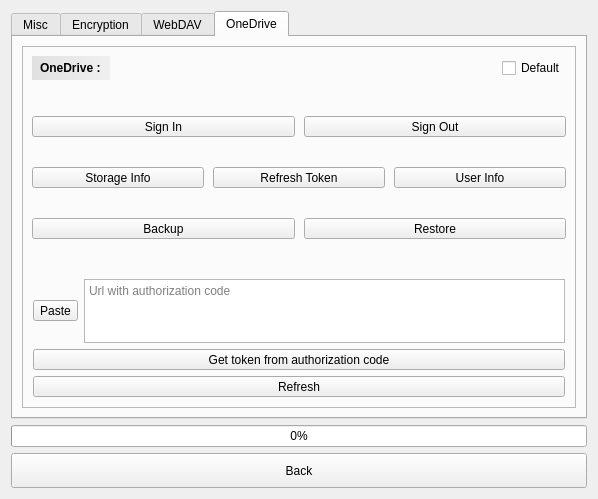
First picture: the form in src/Preferences.ui, repository ic005k/Knot-Legacy, before the edit.
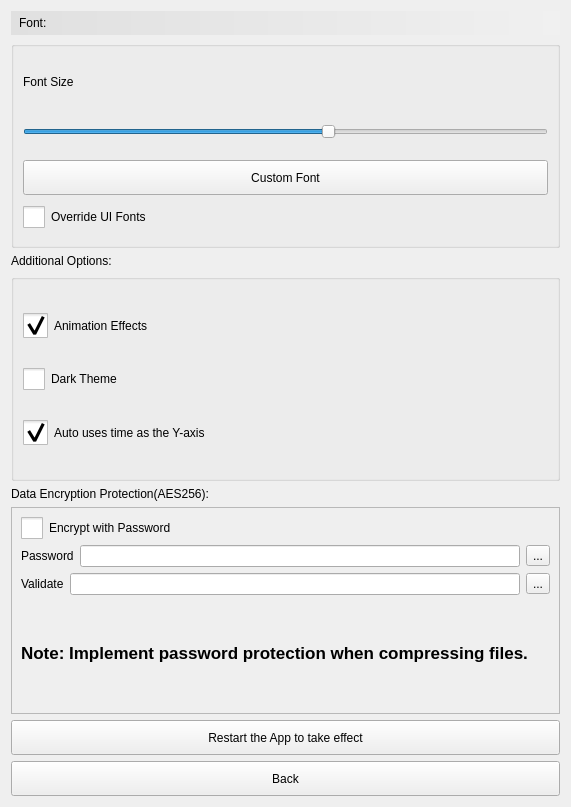
Second picture: the form after the edit. Icons and pictures are not drawn.

Patch:
```diff
--- a/src/Preferences.ui
+++ b/src/Preferences.ui
@@ -6,29 +6,13 @@
    <rect>
     <x>0</x>
     <y>0</y>
-    <width>598</width>
-    <height>499</height>
+    <width>571</width>
+    <height>807</height>
    </rect>
   </property>
   <property name="windowTitle">
    <string>Preferences</string>
   </property>
-  <layout class="QVBoxLayout" name="verticalLayout_5">
-   <item>
-    <widget class="QTabWidget" name="tabWidget">
-     <property name="sizePolicy">
-      <sizepolicy hsizetype="Preferred" vsizetype="Preferred">
-       <horstretch>0</horstretch>
-       <verstretch>0</verstretch>
-      </sizepolicy>
-     </property>
-     <property name="currentIndex">
-      <number>3</number>
-     </property>
-     <widget class="QWidget" name="tab">
-      <attribute name="title">
-       <string>Misc</string>
-      </attribute>
       <layout class="QVBoxLayout" name="verticalLayout_2">
        <item>
         <widget class="QLabel" name="lbl1">
@@ -52,34 +36,22 @@
        </item>
        <item>
         <widget class="QGroupBox" name="gboxFont">
-         <property name="sizePolicy">
-          <sizepolicy hsizetype="Preferred" vsizetype="Fixed">
-           <horstretch>0</horstretch>
-           <verstretch>0</verstretch>
-          </sizepolicy>
-         </property>
          <property name="title">
           <string/>
          </property>
          <layout class="QVBoxLayout" name="verticalLayout">
           <item>
            <widget class="QLabel" name="lblFontSize">
-            <property name="sizePolicy">
-             <sizepolicy hsizetype="Preferred" vsizetype="Fixed">
-              <horstretch>0</horstretch>
-              <verstretch>0</verstretch>
-             </sizepolicy>
-            </property>
             <property name="minimumSize">
              <size>
               <width>0</width>
-              <height>0</height>
+          <height>42</height>
              </size>
             </property>
             <property name="maximumSize">
              <size>
               <width>16777215</width>
-              <height>16777215</height>
+          <height>42</height>
              </size>
             </property>
             <property name="text">
@@ -181,12 +153,6 @@
        </item>
        <item>
         <widget class="QGroupBox" name="gboxAdditional">
-         <property name="sizePolicy">
-          <sizepolicy hsizetype="Preferred" vsizetype="Fixed">
-           <horstretch>0</horstretch>
-           <verstretch>0</verstretch>
-          </sizepolicy>
-         </property>
          <property name="title">
           <string/>
          </property>
@@ -261,32 +227,6 @@
         </widget>
        </item>
        <item>
-        <widget class="QToolButton" name="btnReStart">
-         <property name="sizePolicy">
-          <sizepolicy hsizetype="Preferred" vsizetype="Fixed">
-           <horstretch>0</horstretch>
-           <verstretch>0</verstretch>
-          </sizepolicy>
-         </property>
-         <property name="minimumSize">
-          <size>
-           <width>0</width>
-           <height>35</height>
-          </size>
-         </property>
-         <property name="text">
-          <string>Restart the App to take effect</string>
-         </property>
-        </widget>
-       </item>
-      </layout>
-     </widget>
-     <widget class="QWidget" name="tab_4">
-      <attribute name="title">
-       <string>Encryption</string>
-      </attribute>
-      <layout class="QVBoxLayout" name="verticalLayout_10">
-       <item>
         <widget class="QLabel" name="lbl3">
          <property name="sizePolicy">
           <sizepolicy hsizetype="Preferred" vsizetype="Fixed">
@@ -301,12 +241,6 @@
        </item>
        <item>
         <widget class="QFrame" name="frame">
-         <property name="sizePolicy">
-          <sizepolicy hsizetype="Preferred" vsizetype="Preferred">
-           <horstretch>0</horstretch>
-           <verstretch>0</verstretch>
-          </sizepolicy>
-         </property>
          <property name="frameShape">
           <enum>QFrame::StyledPanel</enum>
          </property>
@@ -386,625 +320,22 @@
          </layout>
         </widget>
        </item>
-      </layout>
-     </widget>
-     <widget class="QWidget" name="tab_2">
-      <attribute name="title">
-       <string>WebDAV</string>
-      </attribute>
-      <layout class="QVBoxLayout" name="verticalLayout_7">
        <item>
-        <widget class="QFrame" name="f_WebDAV">
+    <widget class="QToolButton" name="btnReStart">
          <property name="sizePolicy">
-          <sizepolicy hsizetype="Preferred" vsizetype="Preferred">
-           <horstretch>0</horstretch>
-           <verstretch>0</verstretch>
-          </sizepolicy>
-         </property>
-         <property name="minimumSize">
-          <size>
-           <width>0</width>
-           <height>0</height>
-          </size>
-         </property>
-         <property name="frameShape">
-          <enum>QFrame::StyledPanel</enum>
-         </property>
-         <property name="frameShadow">
-          <enum>QFrame::Raised</enum>
-         </property>
-         <layout class="QVBoxLayout" name="verticalLayout_47">
-          <item>
-           <layout class="QHBoxLayout" name="horizontalLayout_72">
-            <item>
-             <widget class="QLabel" name="label_5">
-              <property name="sizePolicy">
                <sizepolicy hsizetype="Preferred" vsizetype="Fixed">
                 <horstretch>0</horstretch>
                 <verstretch>0</verstretch>
                </sizepolicy>
               </property>
-              <property name="font">
-               <font>
-                <bold>true</bold>
-               </font>
-              </property>
-              <property name="styleSheet">
-               <string notr="true">QLabel {
-    background: qlineargradient(x1:0, y1:0, x2:1, y2:0, stop:0 #e0e0e0, stop:1 #f0f0f0);
-    color: black;
-    padding: 5px;
-}</string>
-              </property>
-              <property name="text">
-               <string>WebDAV :</string>
-              </property>
-             </widget>
-            </item>
-            <item>
-             <spacer name="horizontalSpacer_4">
-              <property name="orientation">
-               <enum>Qt::Horizontal</enum>
-              </property>
-              <property name="sizeHint" stdset="0">
-               <size>
-                <width>40</width>
-                <height>20</height>
-               </size>
-              </property>
-             </spacer>
-            </item>
-            <item>
-             <widget class="QCheckBox" name="chkWebDAV">
-              <property name="text">
-               <string>Default</string>
-              </property>
-              <property name="checked">
-               <bool>false</bool>
-              </property>
-             </widget>
-            </item>
-           </layout>
-          </item>
-          <item>
-           <layout class="QHBoxLayout" name="horizontalLayout_68">
-            <item>
-             <widget class="QLabel" name="label_6">
-              <property name="text">
-               <string>WebDAV</string>
-              </property>
-             </widget>
-            </item>
-            <item>
-             <widget class="QLineEdit" name="editWebDAV">
-              <property name="text">
-               <string>https://dav.jianguoyun.com/dav/</string>
-              </property>
-             </widget>
-            </item>
-           </layout>
-          </item>
-          <item>
-           <layout class="QHBoxLayout" name="horizontalLayout_69">
-            <item>
-             <widget class="QLabel" name="label_7">
-              <property name="text">
-               <string>UserName</string>
-              </property>
-             </widget>
-            </item>
-            <item>
-             <widget class="QLineEdit" name="editWebDAVUsername"/>
-            </item>
-           </layout>
-          </item>
-          <item>
-           <layout class="QHBoxLayout" name="horizontalLayout_70">
-            <item>
-             <widget class="QLabel" name="label_8">
-              <property name="text">
-               <string>Password</string>
-              </property>
-             </widget>
-            </item>
-            <item>
-             <widget class="QLineEdit" name="editWebDAVPassword"/>
-            </item>
-           </layout>
-          </item>
-          <item>
-           <widget class="QCheckBox" name="chkAutoSync">
-            <property name="text">
-             <string>Automatic Synchronization</string>
-            </property>
-           </widget>
-          </item>
-          <item>
-           <widget class="QLabel" name="lblSyncNote">
-            <property name="font">
-             <font>
-              <pointsize>12</pointsize>
-              <bold>true</bold>
-             </font>
-            </property>
-            <property name="text">
-             <string>Note: Data synchronization is performed automatically when Todo and Notes are opened and closed.</string>
-            </property>
-            <property name="wordWrap">
-             <bool>true</bool>
-            </property>
-           </widget>
-          </item>
-          <item>
-           <layout class="QHBoxLayout" name="horizontalLayout_71">
-            <item>
-             <widget class="QToolButton" name="btnWebDAVBackup">
-              <property name="sizePolicy">
-               <sizepolicy hsizetype="Preferred" vsizetype="Fixed">
-                <horstretch>0</horstretch>
-                <verstretch>0</verstretch>
-               </sizepolicy>
-              </property>
-              <property name="text">
-               <string>Backup</string>
-              </property>
-             </widget>
-            </item>
-            <item>
-             <widget class="QToolButton" name="btnWebDAVRestore">
-              <property name="sizePolicy">
-               <sizepolicy hsizetype="Preferred" vsizetype="Fixed">
-                <horstretch>0</horstretch>
-                <verstretch>0</verstretch>
-               </sizepolicy>
-              </property>
-              <property name="text">
-               <string>Restore</string>
-              </property>
-             </widget>
-            </item>
-           </layout>
-          </item>
-         </layout>
-        </widget>
-       </item>
-      </layout>
-     </widget>
-     <widget class="QWidget" name="tab_3">
-      <attribute name="title">
-       <string>OneDrive</string>
-      </attribute>
-      <layout class="QVBoxLayout" name="verticalLayout_9">
-       <item>
-        <widget class="QFrame" name="f_OneDrive">
-         <property name="sizePolicy">
-          <sizepolicy hsizetype="Preferred" vsizetype="Preferred">
-           <horstretch>0</horstretch>
-           <verstretch>0</verstretch>
-          </sizepolicy>
-         </property>
          <property name="minimumSize">
           <size>
            <width>0</width>
-           <height>0</height>
-          </size>
-         </property>
-         <property name="frameShape">
-          <enum>QFrame::StyledPanel</enum>
-         </property>
-         <property name="frameShadow">
-          <enum>QFrame::Raised</enum>
-         </property>
-         <layout class="QVBoxLayout" name="verticalLayout_48">
-          <item>
-           <layout class="QHBoxLayout" name="horizontalLayout_73">
-            <item>
-             <widget class="QLabel" name="label">
-              <property name="sizePolicy">
-               <sizepolicy hsizetype="Preferred" vsizetype="Fixed">
-                <horstretch>0</horstretch>
-                <verstretch>0</verstretch>
-               </sizepolicy>
-              </property>
-              <property name="font">
-               <font>
-                <bold>true</bold>
-               </font>
-              </property>
-              <property name="styleSheet">
-               <string notr="true">QLabel {
-    background: qlineargradient(x1:0, y1:0, x2:1, y2:0, stop:0 #e0e0e0, stop:1 #f0f0f0);
-    color: black;
-    padding: 5px;
-}</string>
-              </property>
+       <height>35</height>
+      </size>
+     </property>
               <property name="text">
-               <string>OneDrive :</string>
-              </property>
-             </widget>
-            </item>
-            <item>
-             <spacer name="horizontalSpacer_5">
-              <property name="orientation">
-               <enum>Qt::Horizontal</enum>
-              </property>
-              <property name="sizeHint" stdset="0">
-               <size>
-                <width>40</width>
-                <height>20</height>
-               </size>
-              </property>
-             </spacer>
-            </item>
-            <item>
-             <widget class="QCheckBox" name="chkOneDrive">
-              <property name="text">
-               <string>Default</string>
-              </property>
-             </widget>
-            </item>
-           </layout>
-          </item>
-          <item>
-           <widget class="QFrame" name="f_OneFun">
-            <property name="sizePolicy">
-             <sizepolicy hsizetype="Preferred" vsizetype="Preferred">
-              <horstretch>0</horstretch>
-              <verstretch>0</verstretch>
-             </sizepolicy>
-            </property>
-            <property name="maximumSize">
-             <size>
-              <width>16777215</width>
-              <height>16777215</height>
-             </size>
-            </property>
-            <property name="frameShape">
-             <enum>QFrame::NoFrame</enum>
-            </property>
-            <property name="frameShadow">
-             <enum>QFrame::Raised</enum>
-            </property>
-            <layout class="QVBoxLayout" name="verticalLayout_6">
-             <property name="spacing">
-              <number>9</number>
-             </property>
-             <property name="leftMargin">
-              <number>0</number>
-             </property>
-             <property name="rightMargin">
-              <number>0</number>
-             </property>
-             <item>
-              <layout class="QHBoxLayout" name="horizontalLayout_8">
-               <item>
-                <widget class="QToolButton" name="btnSignIn">
-                 <property name="sizePolicy">
-                  <sizepolicy hsizetype="Preferred" vsizetype="Fixed">
-                   <horstretch>0</horstretch>
-                   <verstretch>0</verstretch>
-                  </sizepolicy>
-                 </property>
-                 <property name="minimumSize">
-                  <size>
-                   <width>0</width>
-                   <height>0</height>
-                  </size>
-                 </property>
-                 <property name="maximumSize">
-                  <size>
-                   <width>16777215</width>
-                   <height>16777215</height>
-                  </size>
-                 </property>
-                 <property name="text">
-                  <string>Sign In</string>
-                 </property>
-                </widget>
-               </item>
-               <item>
-                <widget class="QToolButton" name="btnSignOut">
-                 <property name="sizePolicy">
-                  <sizepolicy hsizetype="Preferred" vsizetype="Fixed">
-                   <horstretch>0</horstretch>
-                   <verstretch>0</verstretch>
-                  </sizepolicy>
-                 </property>
-                 <property name="minimumSize">
-                  <size>
-                   <width>0</width>
-                   <height>0</height>
-                  </size>
-                 </property>
-                 <property name="maximumSize">
-                  <size>
-                   <width>16777215</width>
-                   <height>16777215</height>
-                  </size>
-                 </property>
-                 <property name="text">
-                  <string>Sign Out</string>
-                 </property>
-                </widget>
-               </item>
-              </layout>
-             </item>
-             <item>
-              <layout class="QHBoxLayout" name="horizontalLayout_7">
-               <item>
-                <widget class="QToolButton" name="btnStorageInfo">
-                 <property name="sizePolicy">
-                  <sizepolicy hsizetype="Preferred" vsizetype="Fixed">
-                   <horstretch>0</horstretch>
-                   <verstretch>0</verstretch>
-                  </sizepolicy>
-                 </property>
-                 <property name="minimumSize">
-                  <size>
-                   <width>0</width>
-                   <height>0</height>
-                  </size>
-                 </property>
-                 <property name="maximumSize">
-                  <size>
-                   <width>16777215</width>
-                   <height>16777215</height>
-                  </size>
-                 </property>
-                 <property name="text">
-                  <string>Storage Info</string>
-                 </property>
-                </widget>
-               </item>
-               <item>
-                <widget class="QToolButton" name="btnRefreshToken">
-                 <property name="sizePolicy">
-                  <sizepolicy hsizetype="Preferred" vsizetype="Fixed">
-                   <horstretch>0</horstretch>
-                   <verstretch>0</verstretch>
-                  </sizepolicy>
-                 </property>
-                 <property name="minimumSize">
-                  <size>
-                   <width>0</width>
-                   <height>0</height>
-                  </size>
-                 </property>
-                 <property name="maximumSize">
-                  <size>
-                   <width>16777215</width>
-                   <height>16777215</height>
-                  </size>
-                 </property>
-                 <property name="text">
-                  <string>Refresh Token</string>
-                 </property>
-                </widget>
-               </item>
-               <item>
-                <widget class="QToolButton" name="btnUserInfo">
-                 <property name="sizePolicy">
-                  <sizepolicy hsizetype="Preferred" vsizetype="Fixed">
-                   <horstretch>0</horstretch>
-                   <verstretch>0</verstretch>
-                  </sizepolicy>
-                 </property>
-                 <property name="minimumSize">
-                  <size>
-                   <width>0</width>
-                   <height>0</height>
-                  </size>
-                 </property>
-                 <property name="maximumSize">
-                  <size>
-                   <width>16777215</width>
-                   <height>16777215</height>
-                  </size>
-                 </property>
-                 <property name="text">
-                  <string>User Info</string>
-                 </property>
-                </widget>
-               </item>
-              </layout>
-             </item>
-             <item>
-              <layout class="QHBoxLayout" name="horizontalLayout_49">
-               <item>
-                <widget class="QToolButton" name="btnUpload">
-                 <property name="sizePolicy">
-                  <sizepolicy hsizetype="Preferred" vsizetype="Fixed">
-                   <horstretch>0</horstretch>
-                   <verstretch>0</verstretch>
-                  </sizepolicy>
-                 </property>
-                 <property name="minimumSize">
-                  <size>
-                   <width>0</width>
-                   <height>0</height>
-                  </size>
-                 </property>
-                 <property name="maximumSize">
-                  <size>
-                   <width>16777215</width>
-                   <height>16777215</height>
-                  </size>
-                 </property>
-                 <property name="text">
-                  <string>Backup</string>
-                 </property>
-                </widget>
-               </item>
-               <item>
-                <widget class="QToolButton" name="btnDownload">
-                 <property name="sizePolicy">
-                  <sizepolicy hsizetype="Preferred" vsizetype="Fixed">
-                   <horstretch>0</horstretch>
-                   <verstretch>0</verstretch>
-                  </sizepolicy>
-                 </property>
-                 <property name="minimumSize">
-                  <size>
-                   <width>0</width>
-                   <height>0</height>
-                  </size>
-                 </property>
-                 <property name="maximumSize">
-                  <size>
-                   <width>16777215</width>
-                   <height>16777215</height>
-                  </size>
-                 </property>
-                 <property name="text">
-                  <string>Restore</string>
-                 </property>
-                </widget>
-               </item>
-              </layout>
-             </item>
-            </layout>
-           </widget>
-          </item>
-          <item>
-           <widget class="QFrame" name="f_FunWeb">
-            <property name="sizePolicy">
-             <sizepolicy hsizetype="Preferred" vsizetype="Fixed">
-              <horstretch>0</horstretch>
-              <verstretch>0</verstretch>
-             </sizepolicy>
-            </property>
-            <property name="maximumSize">
-             <size>
-              <width>16777215</width>
-              <height>120</height>
-             </size>
-            </property>
-            <property name="frameShape">
-             <enum>QFrame::NoFrame</enum>
-            </property>
-            <property name="frameShadow">
-             <enum>QFrame::Raised</enum>
-            </property>
-            <layout class="QVBoxLayout" name="verticalLayout_8">
-             <property name="leftMargin">
-              <number>1</number>
-             </property>
-             <property name="topMargin">
-              <number>1</number>
-             </property>
-             <property name="rightMargin">
-              <number>1</number>
-             </property>
-             <property name="bottomMargin">
-              <number>1</number>
-             </property>
-             <item>
-              <layout class="QHBoxLayout" name="horizontalLayout_12">
-               <item>
-                <widget class="QToolButton" name="btnPasteCode">
-                 <property name="sizePolicy">
-                  <sizepolicy hsizetype="Fixed" vsizetype="Fixed">
-                   <horstretch>0</horstretch>
-                   <verstretch>0</verstretch>
-                  </sizepolicy>
-                 </property>
-                 <property name="text">
-                  <string>Paste</string>
-                 </property>
-                </widget>
-               </item>
-               <item>
-                <widget class="QTextEdit" name="editCode">
-                 <property name="sizePolicy">
-                  <sizepolicy hsizetype="Preferred" vsizetype="Fixed">
-                   <horstretch>0</horstretch>
-                   <verstretch>0</verstretch>
-                  </sizepolicy>
-                 </property>
-                 <property name="minimumSize">
-                  <size>
-                   <width>0</width>
-                   <height>0</height>
-                  </size>
-                 </property>
-                 <property name="maximumSize">
-                  <size>
-                   <width>16777215</width>
-                   <height>16777215</height>
-                  </size>
-                 </property>
-                 <property name="verticalScrollBarPolicy">
-                  <enum>Qt::ScrollBarAlwaysOff</enum>
-                 </property>
-                 <property name="horizontalScrollBarPolicy">
-                  <enum>Qt::ScrollBarAlwaysOff</enum>
-                 </property>
-                 <property name="placeholderText">
-                  <string>Url with authorization code</string>
-                 </property>
-                </widget>
-               </item>
-              </layout>
-             </item>
-             <item>
-              <layout class="QHBoxLayout" name="horizontalLayout_10">
-               <item>
-                <widget class="QToolButton" name="btnCode">
-                 <property name="sizePolicy">
-                  <sizepolicy hsizetype="Preferred" vsizetype="Fixed">
-                   <horstretch>0</horstretch>
-                   <verstretch>0</verstretch>
-                  </sizepolicy>
-                 </property>
-                 <property name="text">
-                  <string>Get token from authorization code</string>
-                 </property>
-                </widget>
-               </item>
-              </layout>
-             </item>
-             <item>
-              <widget class="QToolButton" name="btnRefreshWeb">
-               <property name="sizePolicy">
-                <sizepolicy hsizetype="Preferred" vsizetype="Fixed">
-                 <horstretch>0</horstretch>
-                 <verstretch>0</verstretch>
-                </sizepolicy>
-               </property>
-               <property name="minimumSize">
-                <size>
-                 <width>0</width>
-                 <height>0</height>
-                </size>
-               </property>
-               <property name="text">
-                <string>Refresh</string>
-               </property>
-              </widget>
-             </item>
-            </layout>
-           </widget>
-          </item>
-         </layout>
-        </widget>
-       </item>
-      </layout>
-     </widget>
-    </widget>
-   </item>
-   <item>
-    <widget class="QProgressBar" name="progressBar">
-     <property name="value">
-      <number>0</number>
-     </property>
-     <property name="alignment">
-      <set>Qt::AlignCenter</set>
-     </property>
-     <property name="orientation">
-      <enum>Qt::Horizontal</enum>
-     </property>
-     <property name="textDirection">
-      <enum>QProgressBar::TopToBottom</enum>
+      <string>Restart the App to take effect</string>
      </property>
     </widget>
    </item>
```
Lines whose indentation alone changed are shown as unchanged.
